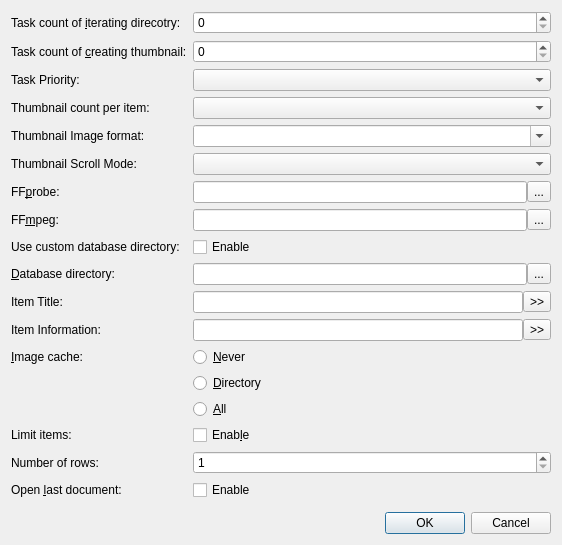
The window that src/option.ui (ambiesoft/SceneExplorer) describes before a commit, drawn with Qt 5.
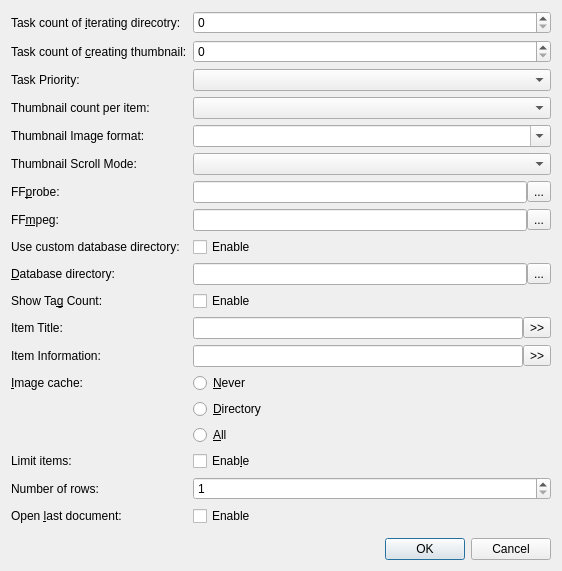
The same window after the commit.

Commit message: Added: Shows Tag Count

```diff
--- a/src/option.ui
+++ b/src/option.ui
@@ -40,7 +40,7 @@
    <item row="3" column="1">
     <widget class="QSpinBox" name="spinBoxThumb"/>
    </item>
-   <item row="14" column="0">
+   <item row="15" column="0">
     <widget class="QLabel" name="label">
      <property name="text">
       <string>&amp;Image cache:</string>
@@ -50,7 +50,7 @@
      </property>
     </widget>
    </item>
-   <item row="22" column="1">
+   <item row="23" column="1">
     <widget class="QDialogButtonBox" name="buttonBox">
      <property name="orientation">
       <enum>Qt::Horizontal</enum>
@@ -60,7 +60,7 @@
      </property>
     </widget>
    </item>
-   <item row="20" column="1">
+   <item row="21" column="1">
     <spacer name="verticalSpacer">
      <property name="orientation">
       <enum>Qt::Vertical</enum>
@@ -73,21 +73,21 @@
      </property>
     </spacer>
    </item>
-   <item row="14" column="1">
+   <item row="15" column="1">
     <widget class="QRadioButton" name="rbICNever">
      <property name="text">
       <string>&amp;Never</string>
      </property>
     </widget>
    </item>
-   <item row="15" column="1">
+   <item row="16" column="1">
     <widget class="QRadioButton" name="rbICPerDirectory">
      <property name="text">
       <string>&amp;Directory</string>
      </property>
     </widget>
    </item>
-   <item row="16" column="1">
+   <item row="17" column="1">
     <widget class="QRadioButton" name="rbICAll">
      <property name="text">
       <string>&amp;All</string>
@@ -121,14 +121,14 @@
      </item>
     </layout>
    </item>
-   <item row="19" column="1">
+   <item row="20" column="1">
     <widget class="QCheckBox" name="chkOpenLastDocument">
      <property name="text">
       <string>Enable</string>
      </property>
     </widget>
    </item>
-   <item row="19" column="0">
+   <item row="20" column="0">
     <widget class="QLabel" name="labelOpenLastDocument">
      <property name="text">
       <string>Open &amp;last document:</string>
@@ -230,7 +230,7 @@
    <item row="5" column="1">
     <widget class="QComboBox" name="cmbThumbCount"/>
    </item>
-   <item row="17" column="0">
+   <item row="18" column="0">
     <widget class="QLabel" name="labelLimit">
      <property name="text">
       <string>Limit items:</string>
@@ -240,14 +240,14 @@
      </property>
     </widget>
    </item>
-   <item row="17" column="1">
+   <item row="18" column="1">
     <widget class="QCheckBox" name="chkLimitItems">
      <property name="text">
       <string>Enab&amp;le</string>
      </property>
     </widget>
    </item>
-   <item row="18" column="0">
+   <item row="19" column="0">
     <widget class="QLabel" name="labelNumberOfRows">
      <property name="text">
       <string>Number of rows:</string>
@@ -257,7 +257,7 @@
      </property>
     </widget>
    </item>
-   <item row="18" column="1">
+   <item row="19" column="1">
     <widget class="QSpinBox" name="spinNumberOfRows">
      <property name="minimum">
       <number>1</number>
@@ -267,7 +267,7 @@
      </property>
     </widget>
    </item>
-   <item row="12" column="0">
+   <item row="13" column="0">
     <widget class="QLabel" name="labelInfoMain">
      <property name="text">
       <string>Item Title:</string>
@@ -277,7 +277,7 @@
      </property>
     </widget>
    </item>
-   <item row="13" column="0">
+   <item row="14" column="0">
     <widget class="QLabel" name="labelInfoSub">
      <property name="text">
       <string>Item Information:</string>
@@ -287,7 +287,7 @@
      </property>
     </widget>
    </item>
-   <item row="12" column="1">
+   <item row="13" column="1">
     <layout class="QHBoxLayout" name="hlInfoMain">
      <property name="spacing">
       <number>0</number>
@@ -304,7 +304,7 @@
      </item>
     </layout>
    </item>
-   <item row="13" column="1">
+   <item row="14" column="1">
     <layout class="QHBoxLayout" name="hlInfoSub">
      <property name="spacing">
       <number>0</number>
@@ -361,6 +361,23 @@
    <item row="7" column="1">
     <widget class="QComboBox" name="cmbScrollMode"/>
    </item>
+   <item row="12" column="0">
+    <widget class="QLabel" name="labelShowTagCount">
+     <property name="text">
+      <string>Show Ta&amp;g Count:</string>
+     </property>
+     <property name="buddy">
+      <cstring>chkShowTagCount</cstring>
+     </property>
+    </widget>
+   </item>
+   <item row="12" column="1">
+    <widget class="QCheckBox" name="chkShowTagCount">
+     <property name="text">
+      <string>Enable</string>
+     </property>
+    </widget>
+   </item>
   </layout>
  </widget>
  <tabstops>
```
Left out of the diff: 5 changed lines with no effect on the pictures. The commit also changes 19 other files.
